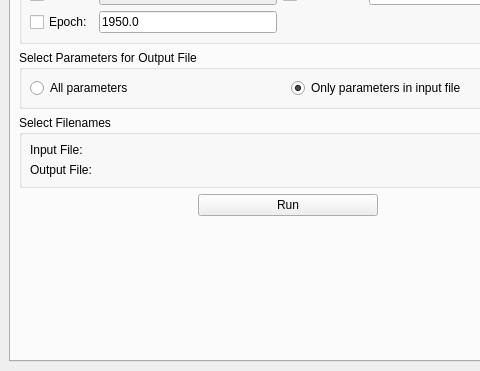
This is kstars/tools/modcalcgalcoord.ui in KDE/kstars as Qt 5 draws it before an edit; both pictures show x 0 to 480 and y 116 to 487 of the 576 by 487 pixel window. The edited form follows.
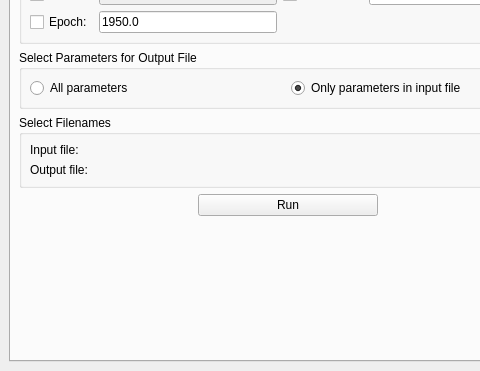
This is the edited form. The open tabs and pages were chosen to show the change. Custom widgets are drawn as their Qt base class.

```diff
--- a/kstars/tools/modcalcgalcoord.ui
+++ b/kstars/tools/modcalcgalcoord.ui
@@ -368,14 +368,14 @@
           <item row="1" column="0" >
            <widget class="QLabel" name="label_4" >
             <property name="text" >
-             <string>Output File:</string>
+             <string>Output file:</string>
             </property>
            </widget>
           </item>
           <item row="0" column="0" >
            <widget class="QLabel" name="label_3" >
             <property name="text" >
-             <string>Input File:</string>
+             <string>Input file:</string>
             </property>
            </widget>
           </item>
```
